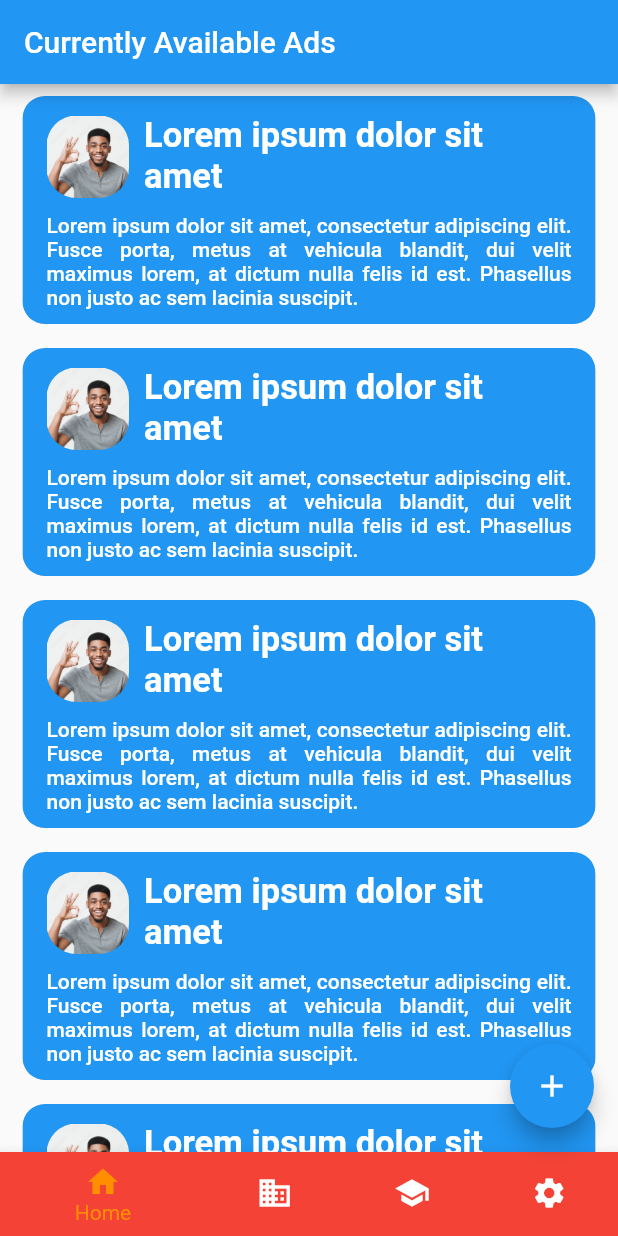
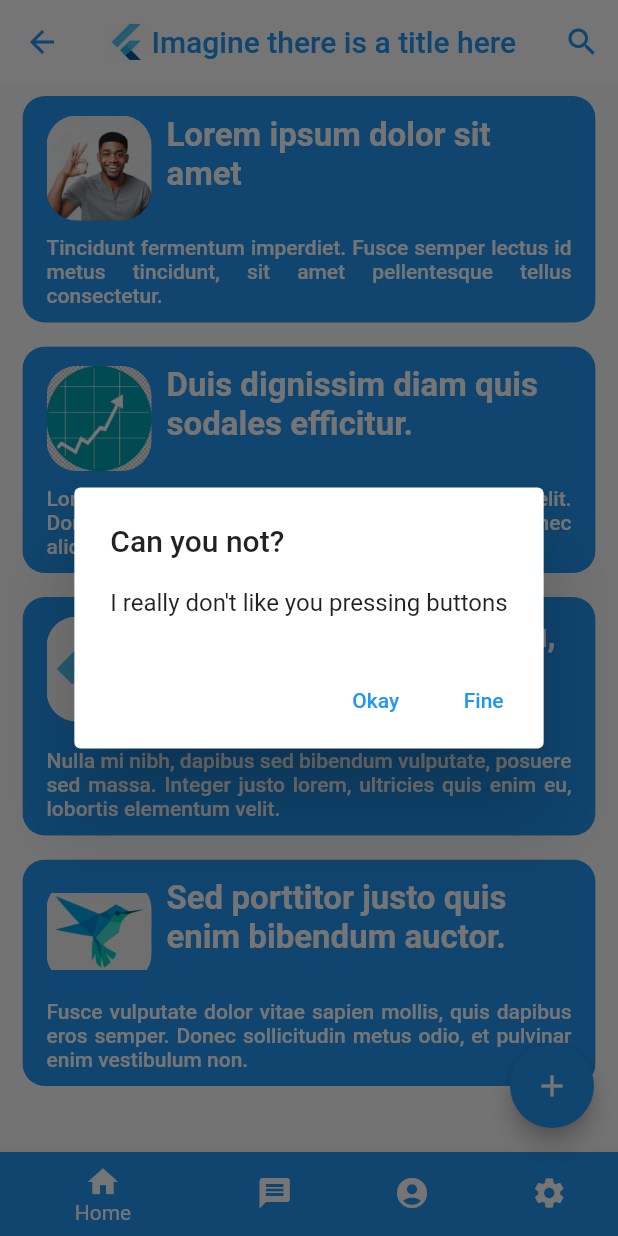
Before and after one commit to NedimKunovac/graduation_project, a Flutter app: the Dashboard screen opened directly, after a tap on the "add" icon, on a phone screen of 412 x 824 dp. Run offline on Flutter 3.47's test engine with Material 2 defaults, Android fonts, the phone set to English and light mode, and no system bars; drawn by our look-alikes of easy_search_bar.

Commit message:
Update to Dashboard
Updates:
 - Put advertisement widget into separate file
 - Added constructor arguments to advertisement widget, it can now be fully reused
 - Added skeleton bottom navigation bar, add advertisement button, search button
 - Other minor quality of life changes

```diff
--- /dev/null
+++ b/lib/advertisementWidget.dart
@@ -0,0 +1,125 @@
+/*
+Section by Edin Žiga
+Unique signature, totally not copied from random website
+⠀⠀⠀⠀⠀⠀⠀⠀⠀⠀⠀⣠⣤⣤⣤⣤⣤⣶⣦⣤⣄⡀⠀⠀⠀⠀⠀⠀⠀⠀
+⠀⠀⠀⠀⠀⠀⠀⠀⢀⣴⣿⡿⠛⠉⠙⠛⠛⠛⠛⠻⢿⣿⣷⣤⡀⠀⠀⠀⠀⠀
+⠀⠀⠀⠀⠀⠀⠀⠀⣼⣿⠋⠀⠀⠀⠀⠀⠀⠀⢀⣀⣀⠈⢻⣿⣿⡄⠀⠀⠀⠀
+⠀⠀⠀⠀⠀⠀⠀⣸⣿⡏⠀⠀⠀⣠⣶⣾⣿⣿⣿⠿⠿⠿⢿⣿⣿⣿⣄⠀⠀⠀
+⠀⠀⠀⠀⠀⠀⠀⣿⣿⠁⠀⠀⢰⣿⣿⣯⠁⠀⠀⠀⠀⠀⠀⠀⠈⠙⢿⣷⡄⠀
+⠀⠀⣀⣤⣴⣶⣶⣿⡟⠀ ⠀⢸⣿⣿⣿⣆⠀⠀⠀⠀⠀⠀⠀⠀⠀⠀⣿⣷⠀
+⠀⢰⣿⡟⠋⠉⣹⣿⡇⠀⠀⠘⣿⣿⣿⣿⣷⣦⣤⣤⣤⣶⣶⣶⣶⣿⣿⣿⠀
+⠀⢸⣿⡇⠀⠀⣿⣿⡇⠀⠀⠀⠀⠹⣿⣿⣿⣿⣿⣿⣿⣿⣿⣿⣿⣿⣿⡿⠃⠀
+⠀⣸⣿⡇⠀⠀⣿⣿⡇⠀⠀⠀⠀⠀⠉⠻⠿⣿⣿⣿⣿⡿⠿⠿⠛⢻⣿⡇⠀⠀
+⠀⣿⣿⠁⠀⠀⣿⣿⡇⠀⠀⠀⠀⠀⠀⠀⠀⠀⠀⠀⠀⠀⠀⠀⠀⢸⣿⣧⠀⠀
+⠀⣿⣿⠀⠀⠀⣿⣿⡇⠀⠀⠀⠀⠀⠀⠀⠀⠀⠀⠀⠀⠀⠀⠀⠀⢸⣿⣿⠀⠀
+⠀⣿⣿⠀⠀⠀⣿⣿⡇⠀⠀⠀⠀⠀⠀⠀⠀⠀⠀⠀⠀⠀⠀⠀⠀⢸⣿⣿⠀⠀
+⠀⢿⣿⡆⠀⠀⣿⣿⡇⠀⠀⠀⠀⠀⠀⠀⠀⠀⠀⠀⠀⠀⠀⠀⠀⢸⣿⡇⠀⠀
+⠀⠸⣿⣧⡀⠀⣿⣿⡇⠀⠀⠀⠀⠀⠀⠀⠀⠀⠀⠀⠀⠀⠀⠀⠀⣿⣿⠃⠀⠀
+⠀⠀⠛⢿⣿⣿⣿⣿⣇⠀ ⠀⠀⣰⣿⣿⣷⣶⣶⣶⣶⠶⠀⢠⣿⣿⠀⠀⠀
+⠀⠀⠀⠀⠀⠀⠀⣿⣿⠀⠀⠀⠀⠀⣿⣿⡇⠀⣽⣿⡏⠁⠀⠀⢸⣿⡇⠀⠀⠀
+⠀⠀⠀⠀⠀⠀⠀⣿⣿⠀⠀⠀⠀⠀⣿⣿⡇⠀⢹⣿⡆⠀⠀⠀⣸⣿⠇⠀⠀⠀
+⠀⠀⠀⠀⠀⠀⠀⢿⣿⣦⣄⣀⣠⣴⣿⣿⠁⠀⠈⠻⣿⣿⣿⣿⡿⠏⠀⠀⠀⠀
+⠀⠀⠀⠀⠀⠀⠀⠈⠛⠻⠿⠿⠿⠿⠋⠁⠀
+
+This section is a template for the advertisements on the dashboard
+It requires three parameters, a title, a short description and a image
+
+*/
+//Import statements
+import 'package:flutter/material.dart';
+
+class Advertisement extends StatefulWidget {
+  String title;
+  String description;
+  Image adImage;
+
+  Advertisement({Key? key, required this.title, required this.description,
+    required this.adImage}) : super(key: key);
+
+  @override
+  State<Advertisement> createState() => _AdvertisementState();
+}
+
+class _AdvertisementState extends State<Advertisement> {
+  @override
+  Widget build(BuildContext context) {
+    return Row(
+      children: [
+        Expanded(
+          child: Container(
+            margin: EdgeInsets.fromLTRB(15, 8, 15, 8),
+            child: ClipRRect(
+              borderRadius: BorderRadius.circular(15.0),
+              child: ElevatedButton(
+                onPressed: () => showDialog<String>(
+                  context: context,
+                  builder: (BuildContext context) => AlertDialog(
+                    title: const Text('Yeah Imagine this works'),
+                    content: const Text('You can move on'),
+                    actions: <Widget>[
+                      TextButton(
+                        onPressed: () => Navigator.pop(context, 'Okay'),
+                        child: const Text('Okay'),
+                      ),
+                      TextButton(
+                        onPressed: () => Navigator.pop(context, 'Fine'),
+                        child: const Text('Fine'),
+                      ),
+                    ],
+                  ),
+                ),
+                child: Column(
+                  children: [
+                    Row(
+                      crossAxisAlignment: CrossAxisAlignment.start,
+                      children: [
+                        Padding(
+                          padding: EdgeInsets.fromLTRB(0, 13, 10, 10),
+                          child: ClipRRect(
+                            borderRadius: BorderRadius.circular(20.0),
+                            child: Container(
+                              height: 70.0,
+                              width: 70.0,
+                              child: widget.adImage,
+                            ),
+                          ),
+                        ),
+                        Flexible(
+                          child: Padding(
+                            padding: EdgeInsets.fromLTRB(0, 13, 10, 10),
+                            child: Text(
+                              widget.title,
+                              textAlign: TextAlign.start,
+                              style: TextStyle(
+                                fontWeight: FontWeight.bold,
+                                fontSize: 22,
+                              ),
+                            ),
+                          ),
+                        ),
+                      ],
+                    ),
+                    Row(
+                      children: [
+                        Flexible(
+                            child: Padding(
+                              padding: EdgeInsets.fromLTRB(0, 0, 0, 10),
+                              child: Text(
+                              widget.description,
+                                textAlign: TextAlign.justify,
+                                ),
+                            )
+                        )
+                      ],
+                    ),
+                  ],
+                ),
+              ),
+            ),
+          ),
+        ),
+      ],
+    );
+
+  }
+}
--- a/lib/dashboard.dart
+++ b/lib/dashboard.dart
@@ -1,4 +1,39 @@
+/*
+Section by Edin Žiga
+Unique signature, totally not copied from random website
+⠀⠀⠀⠀⠀⠀⠀⠀⠀⠀⠀⣠⣤⣤⣤⣤⣤⣶⣦⣤⣄⡀⠀⠀⠀⠀⠀⠀⠀⠀
+⠀⠀⠀⠀⠀⠀⠀⠀⢀⣴⣿⡿⠛⠉⠙⠛⠛⠛⠛⠻⢿⣿⣷⣤⡀⠀⠀⠀⠀⠀
+⠀⠀⠀⠀⠀⠀⠀⠀⣼⣿⠋⠀⠀⠀⠀⠀⠀⠀⢀⣀⣀⠈⢻⣿⣿⡄⠀⠀⠀⠀
+⠀⠀⠀⠀⠀⠀⠀⣸⣿⡏⠀⠀⠀⣠⣶⣾⣿⣿⣿⠿⠿⠿⢿⣿⣿⣿⣄⠀⠀⠀
+⠀⠀⠀⠀⠀⠀⠀⣿⣿⠁⠀⠀⢰⣿⣿⣯⠁⠀⠀⠀⠀⠀⠀⠀⠈⠙⢿⣷⡄⠀
+⠀⠀⣀⣤⣴⣶⣶⣿⡟⠀ ⠀⢸⣿⣿⣿⣆⠀⠀⠀⠀⠀⠀⠀⠀⠀⠀⣿⣷⠀
+⠀⢰⣿⡟⠋⠉⣹⣿⡇⠀⠀⠘⣿⣿⣿⣿⣷⣦⣤⣤⣤⣶⣶⣶⣶⣿⣿⣿⠀
+⠀⢸⣿⡇⠀⠀⣿⣿⡇⠀⠀⠀⠀⠹⣿⣿⣿⣿⣿⣿⣿⣿⣿⣿⣿⣿⣿⡿⠃⠀
+⠀⣸⣿⡇⠀⠀⣿⣿⡇⠀⠀⠀⠀⠀⠉⠻⠿⣿⣿⣿⣿⡿⠿⠿⠛⢻⣿⡇⠀⠀
+⠀⣿⣿⠁⠀⠀⣿⣿⡇⠀⠀⠀⠀⠀⠀⠀⠀⠀⠀⠀⠀⠀⠀⠀⠀⢸⣿⣧⠀⠀
+⠀⣿⣿⠀⠀⠀⣿⣿⡇⠀⠀⠀⠀⠀⠀⠀⠀⠀⠀⠀⠀⠀⠀⠀⠀⢸⣿⣿⠀⠀
+⠀⣿⣿⠀⠀⠀⣿⣿⡇⠀⠀⠀⠀⠀⠀⠀⠀⠀⠀⠀⠀⠀⠀⠀⠀⢸⣿⣿⠀⠀
+⠀⢿⣿⡆⠀⠀⣿⣿⡇⠀⠀⠀⠀⠀⠀⠀⠀⠀⠀⠀⠀⠀⠀⠀⠀⢸⣿⡇⠀⠀
+⠀⠸⣿⣧⡀⠀⣿⣿⡇⠀⠀⠀⠀⠀⠀⠀⠀⠀⠀⠀⠀⠀⠀⠀⠀⣿⣿⠃⠀⠀
+⠀⠀⠛⢿⣿⣿⣿⣿⣇⠀ ⠀⠀⣰⣿⣿⣷⣶⣶⣶⣶⠶⠀⢠⣿⣿⠀⠀⠀
+⠀⠀⠀⠀⠀⠀⠀⣿⣿⠀⠀⠀⠀⠀⣿⣿⡇⠀⣽⣿⡏⠁⠀⠀⢸⣿⡇⠀⠀⠀
+⠀⠀⠀⠀⠀⠀⠀⣿⣿⠀⠀⠀⠀⠀⣿⣿⡇⠀⢹⣿⡆⠀⠀⠀⣸⣿⠇⠀⠀⠀
+⠀⠀⠀⠀⠀⠀⠀⢿⣿⣦⣄⣀⣠⣴⣿⣿⠁⠀⠈⠻⣿⣿⣿⣿⡿⠏⠀⠀⠀⠀
+⠀⠀⠀⠀⠀⠀⠀⠈⠛⠻⠿⠿⠿⠿⠋⠁⠀
+*/
+//Import statements
 import 'package:flutter/material.dart';
+import 'advertisementWidget.dart';
+import 'package:easy_search_bar/easy_search_bar.dart';
+
+
+generateAds(){
+  List<Widget> genAds = [];
+
+
+
+}
+
 
 class Dashboard extends StatefulWidget {
   const Dashboard({Key? key}) : super(key: key);
@@ -7,48 +42,73 @@ class Dashboard extends StatefulWidget {
   State<Dashboard> createState() => _DashboardState();
 }
 
+//Main part, navigation and all
 class _DashboardState extends State<Dashboard> {
-  @override
-  int _selectedIndex = 0;
-  static const TextStyle optionStyle =
-  TextStyle(fontSize: 30, fontWeight: FontWeight.bold);
-  static List<Widget> _widgetOptions = <Widget>[
-  SingleChildScrollView(
-    child: Column(
-    children: <Widget>[
-      Advertisement(),
-      Advertisement(),
-      Advertisement(),
-      Advertisement(),
-      Advertisement(),
-  ],
-  ),
-  ),
-    Text(
-      'Index 1: Business',
-      style: optionStyle,
-    ),
-    Text(
-      'Index 2: School',
-      style: optionStyle,
-    ),
-    Text(
-      'Index 3: Settings',
-      style: optionStyle,
-    ),
-  ];
+
+  String searchValue = '';
+  List<String> _suggestions = ['Ad1','Ad2','Ad3'];
 
   void _onItemTapped(int index) {
     setState(() {
       _selectedIndex = index;
     });
   }
-
+  @override
+  int _selectedIndex = 0;
+  static const TextStyle optionStyle =
+  TextStyle(fontSize: 30, fontWeight: FontWeight.bold);
+  List<Widget> _widgetOptions = <Widget>[
+  SingleChildScrollView(
+    child: Column(
+    children: <Widget>[
+      Advertisement(title: 'Lorem ipsum dolor sit amet',
+          description: 'Tincidunt fermentum imperdiet. Fusce semper lectus id metus tincidunt, '
+              'sit amet pellentesque tellus consectetur.',
+          adImage: Image(image: AssetImage('assetsTesting/guySmiling.jpg'))),
+      Advertisement(title: 'Duis dignissim diam quis sodales efficitur.',
+          description: 'Lorem ipsum dolor sit amet, consectetur adipiscing elit. Donec lacinia nulla eget mollis sollicitudin. '
+              'Donec aliquam lorem et varius fringilla. ',
+          adImage: Image(image: AssetImage('assetsTesting/advertisementIconTest.jpg'))),
+      Advertisement(title: 'Etiam auctor semper arcu, vel consequat arcu feugiat at.',
+          description: 'Nulla mi nibh, dapibus sed bibendum vulputate, posuere sed massa. '
+              'Integer justo lorem, ultricies quis enim eu, lobortis elementum velit. ',
+          adImage: Image(image: AssetImage('assetsTesting/flutterLogo.jpg'))),
+      Advertisement(title: 'Sed porttitor justo quis enim bibendum auctor.',
+          description: 'Fusce vulputate dolor vitae sapien mollis, quis dapibus eros semper. '
+              'Donec sollicitudin metus odio, et pulvinar enim vestibulum non.',
+          adImage: Image(image: AssetImage('assetsTesting/flutterBird.png'))),
+    ],
+  ),
+  ),
+    Center(child: Text('Imagine you can see some messages')),
+    Center(child: Text('Imagine you can see a profile')),
+    Center(child: Text('Imagine you can see some settings')),
+  ];
 
   Widget build(BuildContext context) {
     return Scaffold(
-      appBar: AppBar(
-        title: Text('Currently Available Ads'),
+      appBar: EasySearchBar(
+          backgroundColor: Colors.white,
+          elevation: 0.0,
+          foregroundColor: Colors.blue,
+          title: Row(
+            mainAxisAlignment: MainAxisAlignment.start,
+            children: [
+            Expanded(
+            flex: 1,
+            child: Image(image: AssetImage('assetsTesting/flutterLogo.jpg'),
+              height: 35, width: 35,),
+          ),
+              Expanded(
+                flex: 10,
+                child: Center(
+                    child:
+                    Text('Imagine there is a title here')),
+              ),
+            ]
+      ),
+          onSearch: (value) => setState(() => searchValue = value),
+          suggestions: _suggestions
       ),
       body: Container(
           child: _widgetOptions.elementAt(_selectedIndex)
@@ -58,30 +118,46 @@ class _DashboardState extends State<Dashboard> {
           BottomNavigationBarItem(
             icon: Icon(Icons.home),
             label: 'Home',
-            backgroundColor: Colors.red,
+            backgroundColor: Colors.blue,
           ),
           BottomNavigationBarItem(
-            icon: Icon(Icons.business),
-            label: 'Business',
-            backgroundColor: Colors.green,
+            icon: Icon(Icons.message),
+            label: 'Messages',
+            backgroundColor: Colors.blue,
           ),
           BottomNavigationBarItem(
-            icon: Icon(Icons.school),
-            label: 'School',
-            backgroundColor: Colors.purple,
+            icon: Icon(Icons.account_circle),
+            label: 'Profile',
+            backgroundColor: Colors.blue,
           ),
           BottomNavigationBarItem(
             icon: Icon(Icons.settings),
             label: 'Settings',
-            backgroundColor: Colors.pink,
+            backgroundColor: Colors.blue,
           ),
         ],
         currentIndex: _selectedIndex,
-        selectedItemColor: Colors.amber[800],
+        selectedItemColor: Colors.white,
         onTap: _onItemTapped,
       ),
       floatingActionButton: FloatingActionButton(
-          onPressed: onPressed,
+          onPressed: () => showDialog<String>(
+            context: context,
+            builder: (BuildContext context) => AlertDialog(
+              title: const Text('Can you not?'),
+              content: const Text('I really don\'t like you pressing buttons'),
+              actions: <Widget>[
+                TextButton(
+                  onPressed: () => Navigator.pop(context, 'Okay'),
+                  child: const Text('Okay'),
+                ),
+                TextButton(
+                  onPressed: () => Navigator.pop(context, 'Fine'),
+                  child: const Text('Fine'),
+                ),
+              ],
+            ),
+          ),
         child: Icon(
           Icons.add,
         ),
@@ -89,88 +165,3 @@ class _DashboardState extends State<Dashboard> {
     );
   }
 }
-
-class Advertisement extends StatefulWidget {
-  const Advertisement({Key? key}) : super(key: key);
-
-  @override
-  State<Advertisement> createState() => _AdvertisementState();
-}
-
-void onPressed() {
-  // TODO: implement onPressed
-}
-
-class _AdvertisementState extends State<Advertisement> {
-
-  @override
-  Widget build(BuildContext context) {
-    return Row(
-      children: [
-        Expanded(
-          child: Container(
-            margin: EdgeInsets.fromLTRB(15, 8, 15, 8),
-            child: ClipRRect(
-            borderRadius: BorderRadius.circular(15.0),
-              child: ElevatedButton(
-                onPressed: onPressed,
-                child: Column(
-                  children: [
-                    Row(
-                      crossAxisAlignment: CrossAxisAlignment.start,
-                      children: [
-                       Padding(
-                         padding: EdgeInsets.fromLTRB(0, 13, 10, 10),
-                         child: ClipRRect(
-                           borderRadius: BorderRadius.circular(20.0),
-                           child: Container(
-                             height: 55.0,
-                             width: 55.0,
-                             child: Image(
-                                 image:AssetImage('assetsTesting/guySmiling.jpg'),
-                             ),
-                           ),
-                         ),
-                       ),
-                        Flexible(
-                          child: Padding(
-                            padding: EdgeInsets.fromLTRB(0, 13, 10, 10),
-                            child: Text(
-                                'Lorem ipsum dolor sit amet',
-                            textAlign: TextAlign.start,
-                            style: TextStyle(
-                              fontWeight: FontWeight.bold,
-                              fontSize: 23,
-                            ),
-                            ),
-                          ),
-                        ),
-                      ],
-                    ),
-                    Row(
-                      children: [
-                        Flexible(
-                            child: Padding(
-                              padding: EdgeInsets.fromLTRB(0, 0, 0, 10),
-                              child: Text('Lorem ipsum dolor sit amet, consectetur adipiscing elit. '
-                                  'Fusce porta, metus at vehicula blandit, dui velit maximus lorem, '
-                                  'at dictum nulla felis id est. Phasellus non justo ac sem '
-                                  'lacinia suscipit.',
-                              textAlign: TextAlign.justify,
-                              style: TextStyle(
-                              ),),
-                            )
-                        )
-                      ],
-                    ),
-                  ],
-                ),
-              ),
-            ),
-          ),
-        ),
-      ],
-    );
-
-  }
-}
--- a/lib/main.dart
+++ b/lib/main.dart
@@ -12,6 +12,6 @@ class MyApp extends StatelessWidget {
 
   @override
   Widget build(BuildContext context) {
-    return Dashboard();
+    return Scaffold();
   }
 }
--- a/pubspec.yaml
+++ b/pubspec.yaml
@@ -39,7 +39,7 @@ dependencies:
 dev_dependencies:
   flutter_test:
     sdk: flutter
-
+  easy_search_bar: ^2.4.2
   # The "flutter_lints" package below contains a set of recommended lints to
   # encourage good coding practices. The lint set provided by the package is
   # activated in the `analysis_options.yaml` file located at the root of your
```
Also changed, not shown: assetsTesting/flutterBird.png (added), assetsTesting/flutterLogo.jpg (added).
